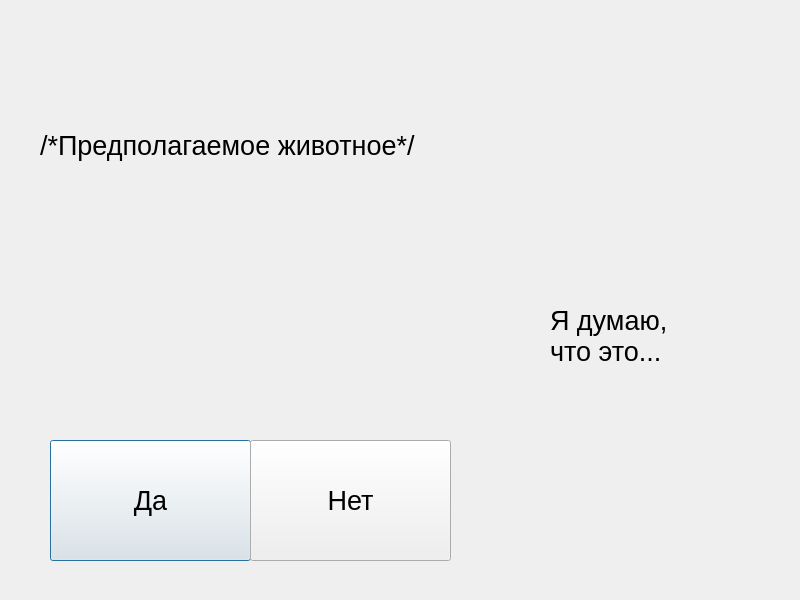
Above: QtPetinator/guess.ui from krbroman/Petinator before the change. Below: the same form after it.
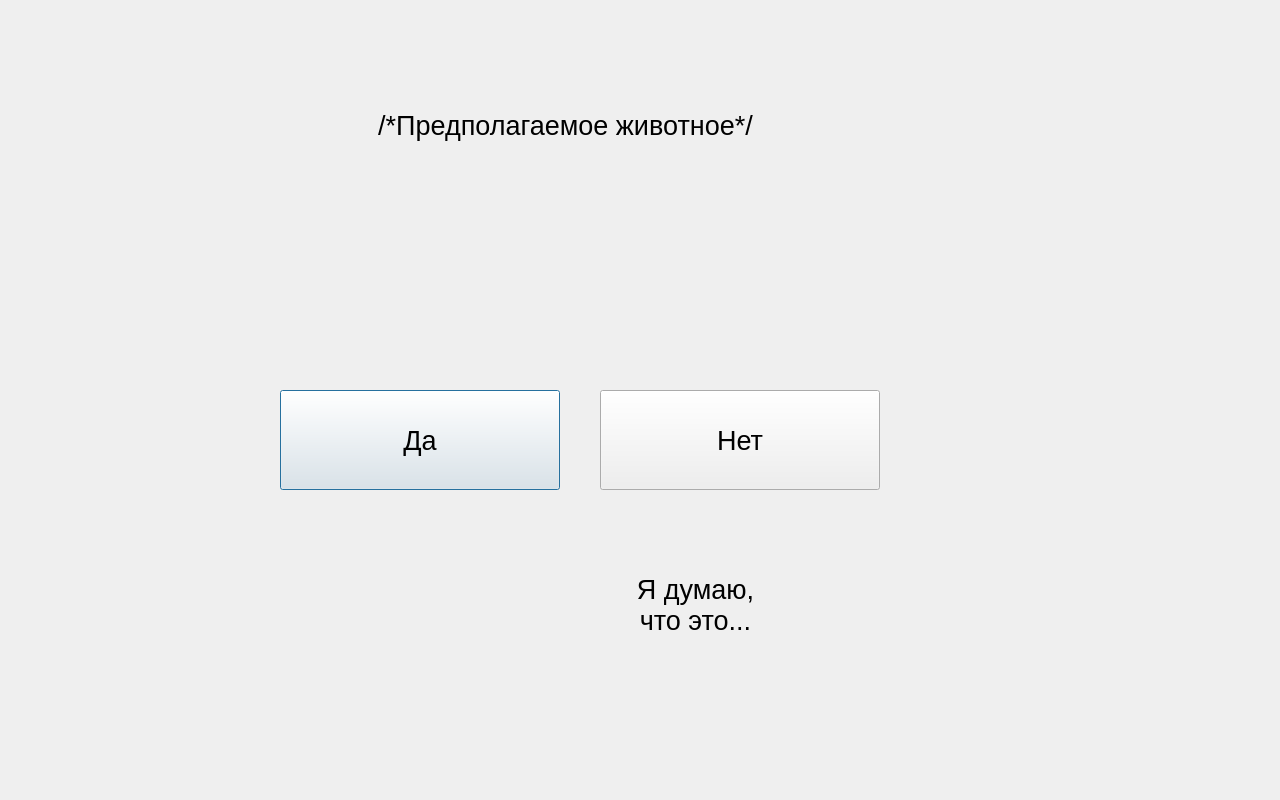
That is the form after the change.

What changed in the file:
```diff
--- a/QtPetinator/guess.ui
+++ b/QtPetinator/guess.ui
@@ -6,8 +6,8 @@
    <rect>
     <x>0</x>
     <y>0</y>
-    <width>800</width>
-    <height>600</height>
+    <width>1280</width>
+    <height>800</height>
    </rect>
   </property>
   <property name="windowTitle">
@@ -16,10 +16,10 @@
   <widget class="QPushButton" name="pushButton_Yes">
    <property name="geometry">
     <rect>
-     <x>50</x>
-     <y>440</y>
-     <width>201</width>
-     <height>121</height>
+     <x>280</x>
+     <y>390</y>
+     <width>280</width>
+     <height>100</height>
     </rect>
    </property>
    <property name="font">
@@ -34,10 +34,10 @@
   <widget class="QPushButton" name="pushButton_No">
    <property name="geometry">
     <rect>
-     <x>250</x>
-     <y>440</y>
-     <width>201</width>
-     <height>121</height>
+     <x>600</x>
+     <y>390</y>
+     <width>280</width>
+     <height>100</height>
     </rect>
    </property>
    <property name="font">
@@ -52,10 +52,10 @@
   <widget class="QLabel" name="label">
    <property name="geometry">
     <rect>
-     <x>550</x>
-     <y>290</y>
-     <width>161</width>
-     <height>91</height>
+     <x>570</x>
+     <y>550</y>
+     <width>251</width>
+     <height>111</height>
     </rect>
    </property>
    <property name="font">
@@ -64,15 +64,14 @@
     </font>
    </property>
    <property name="text">
-    <string>Я думаю, 
-что это...</string>
+    <string>&lt;p align=&quot;center&quot;&gt;Я думаю, &lt;br/&gt;что это...&lt;/p&gt;</string>
    </property>
   </widget>
   <widget class="QLabel" name="Suggestion">
    <property name="geometry">
     <rect>
-     <x>40</x>
-     <y>80</y>
+     <x>270</x>
+     <y>60</y>
      <width>591</width>
      <height>131</height>
     </rect>
@@ -83,7 +82,7 @@
     </font>
    </property>
    <property name="text">
-    <string>/*Предполагаемое животное*/</string>
+    <string>&lt;p align=&quot;center&quot;&gt;/*Предполагаемое животное*/&lt;/p&gt;</string>
    </property>
   </widget>
  </widget>
```
